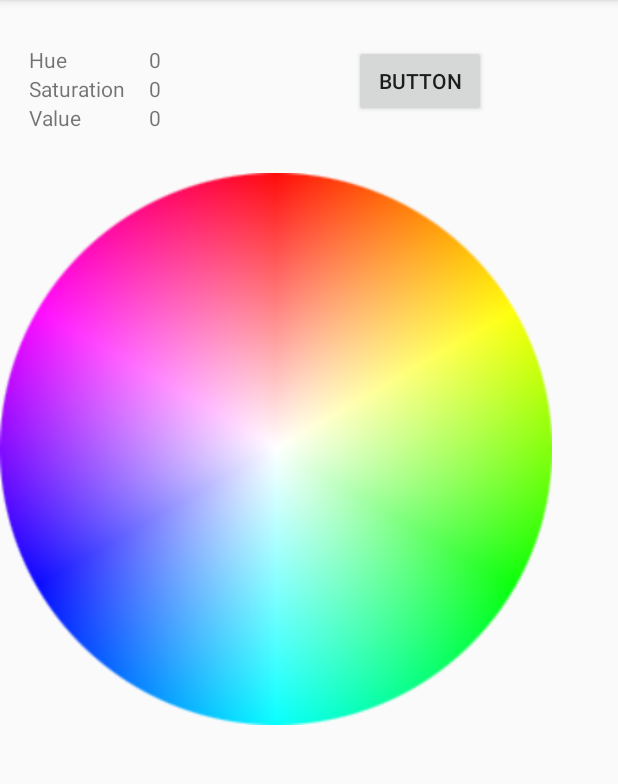
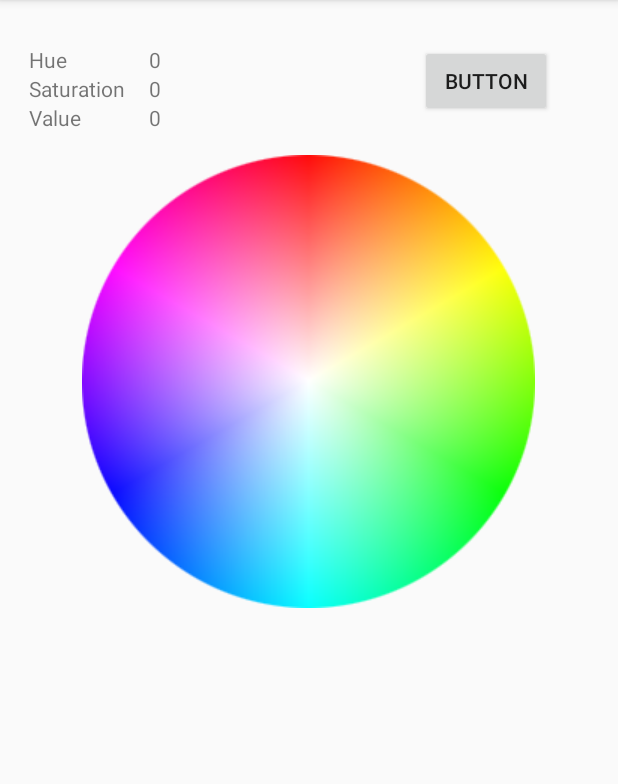
Before and after one commit to qbabor4/cloudControl, an Android app: the screen it shows after launch (MainActivity), on a phone screen of 412 x 824 dp, the part 84-868 px from its top. Run offline under Robolectric (Android 15) with nearby library versions, the phone set to English and light mode, and no system bars.

Commit message:
center on image

```diff
--- a/app/src/main/java/com/example/cloud/cloudcontrol/MainActivity.java
+++ b/app/src/main/java/com/example/cloud/cloudcontrol/MainActivity.java
@@ -12,6 +12,8 @@ public class MainActivity extends AppCompatActivity {
     /* TODO
         - wszystko na srodku, niezaleznie od ekranu
         - klikanie na zdjecie
+        - string resource zamias na sztywno 0 w textView
+        - skalowac zdjecie ( match_parent? ) do ekranu, zeby było jak najwieksze
      */
     private int num = 0;
 
@@ -52,6 +54,7 @@ public class MainActivity extends AppCompatActivity {
                 tv.setText(String.valueOf(x) + " " + String.valueOf(y));
                 switch (event.getAction()) {
                     case MotionEvent.ACTION_DOWN:
+                        // tu zobaczyc kiedy sie wykonują
                     case MotionEvent.ACTION_MOVE:
                     case MotionEvent.ACTION_UP:
                 }
--- a/app/src/main/res/layout/activity_main.xml
+++ b/app/src/main/res/layout/activity_main.xml
@@ -1,17 +1,10 @@
 <?xml version="1.0" encoding="utf-8"?>
-<android.support.constraint.ConstraintLayout xmlns:android="http://schemas.android.com/apk/res/android"
+<RelativeLayout xmlns:android="http://schemas.android.com/apk/res/android"
     xmlns:app="http://schemas.android.com/apk/res-auto"
     xmlns:tools="http://schemas.android.com/tools"
     android:layout_width="match_parent"
     android:layout_height="match_parent"
     tools:context="com.example.cloud.cloudcontrol.MainActivity">
-
-    <RelativeLayout
-        android:layout_width="368dp"
-        android:layout_height="495dp"
-        android:layout_gravity="center"
-        tools:layout_editor_absoluteX="9dp"
-        tools:layout_editor_absoluteY="8dp">
 
         <TextView
             android:id="@+id/textView3"
@@ -88,13 +81,13 @@
 
         <ImageView
             android:id="@+id/hsvCircleImage"
-            android:layout_width="match_parent"
-            android:layout_height="match_parent"
-            android:layout_alignParentEnd="true"
-            android:layout_alignParentRight="true"
+            android:layout_width="wrap_content"
+            android:layout_height="wrap_content"
             android:layout_below="@+id/textView5"
             android:layout_marginTop="15dp"
-            app:srcCompat="@drawable/hsv_circle_fit" />
+            app:srcCompat="@drawable/hsv_circle_fit"
+            android:layout_centerHorizontal="true" />
 
-    </RelativeLayout>
-</android.support.constraint.ConstraintLayout>
+
+
+</RelativeLayout>
```
